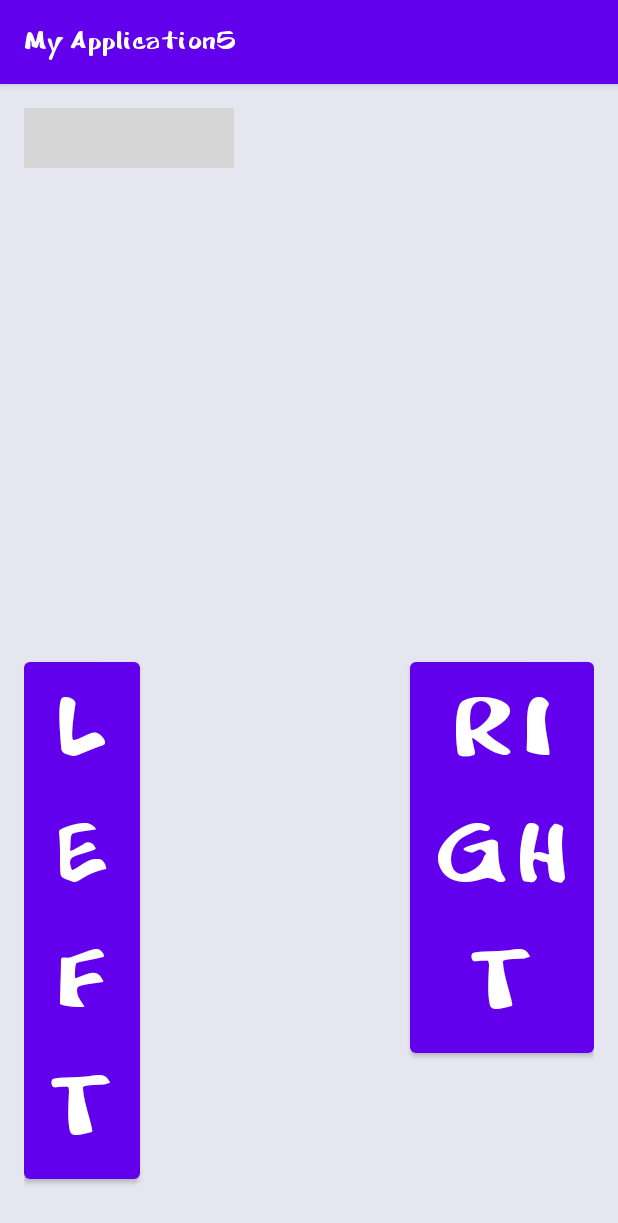
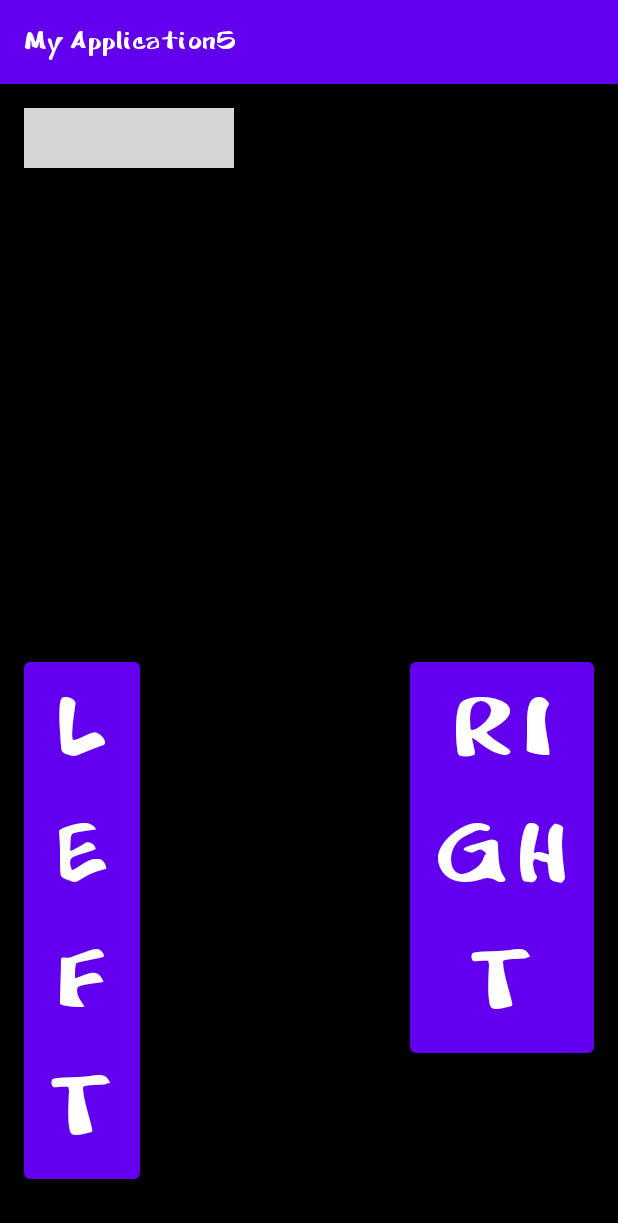
Before and after one commit to NofarShlosberg/TomAndJerryGame, an Android app: the GameActivity screen opened directly, with no data from a screen before it, on a phone screen of 412 x 824 dp. Shown: the top 1223 px of the screen. Run offline under Robolectric (Android 15) with nearby library versions, the phone set to English and light mode, and no system bars; grey boxes are pictures that could not be loaded.

Commit message:
Change the background color to black  in game activity

```diff
--- a/app/src/main/res/layout/activity_game.xml
+++ b/app/src/main/res/layout/activity_game.xml
@@ -8,7 +8,7 @@
     <RelativeLayout
         android:layout_width="match_parent"
         android:layout_height="match_parent"
-        android:background="#E6E6F0">
+        android:background="#000000">
 
         <androidx.appcompat.widget.LinearLayoutCompat
             android:layout_width="140dp"
```
